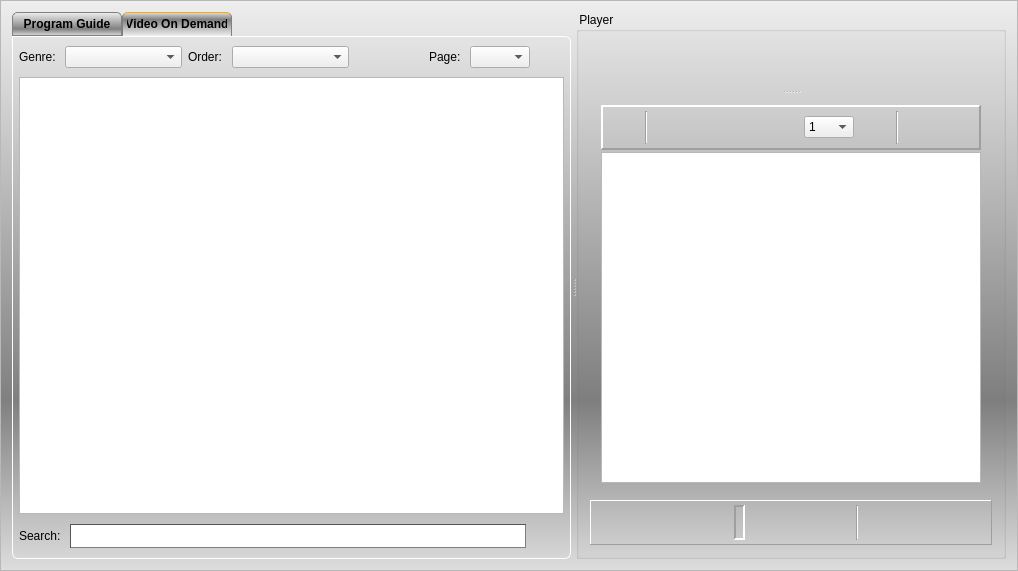
First picture: the form in vlc-record/forms/recorder_inc.ui, repository code-google-com/vlc-record, before the edit.
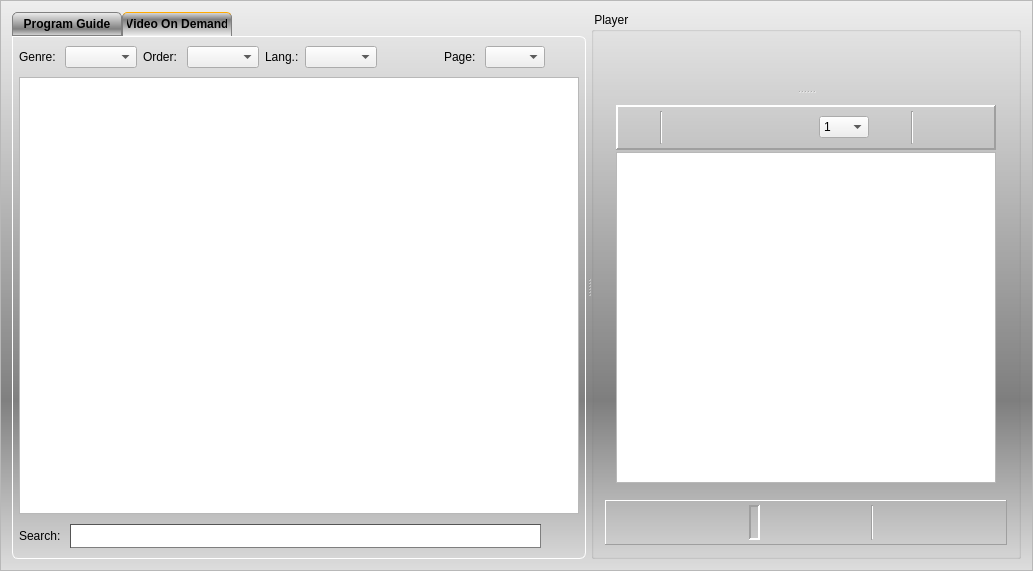
Second picture: the form after the edit. The open tabs and pages were chosen to show the change. Icons and pictures are not drawn. Custom widgets are drawn as their Qt base class.

The edit to the form file:
```diff
--- a/vlc-record/forms/recorder_inc.ui
+++ b/vlc-record/forms/recorder_inc.ui
@@ -6,7 +6,7 @@
    <rect>
     <x>0</x>
     <y>0</y>
-    <width>1018</width>
+    <width>1033</width>
     <height>571</height>
    </rect>
   </property>
@@ -720,7 +720,7 @@
             <number>6</number>
            </property>
            <item>
-            <layout class="QHBoxLayout" name="horizontalLayout_7" stretch="0,8,0,8,0,0,0,0,0">
+            <layout class="QHBoxLayout" name="horizontalLayout_7" stretch="0,8,0,8,0,8,0,0,0,0,0">
              <item>
               <widget class="QLabel" name="labGenre">
                <property name="text">
@@ -741,6 +741,16 @@
              <item>
               <widget class="QComboBox" name="cbxLastOrBest"/>
              </item>
+             <item>
+              <widget class="QLabel" name="labVodLang">
+               <property name="text">
+                <string>Lang.:</string>
+               </property>
+              </widget>
+             </item>
+             <item>
+              <widget class="QComboBox" name="cbxVodLang"/>
+             </item>
              <item>
               <spacer name="horizontalSpacer_5">
                <property name="orientation">
```
